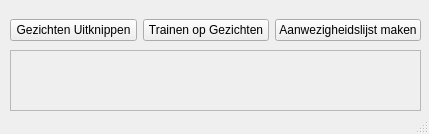
Before: the Qt Designer form Windows/MainWindow.ui in DaanDekoningKrekels/OOP_Project3_ModerneAanwezigheidslijst, drawn with Qt 5.
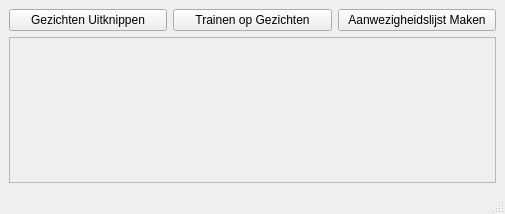
After: the same form once the commit is applied.

Commit message: Added comments, added more feedback in GUI Log area, added more validation of input

```diff
--- a/Windows/MainWindow.ui
+++ b/Windows/MainWindow.ui
@@ -6,8 +6,8 @@
    <rect>
     <x>0</x>
     <y>0</y>
-    <width>429</width>
-    <height>134</height>
+    <width>505</width>
+    <height>214</height>
    </rect>
   </property>
   <property name="cursor">
@@ -17,15 +17,13 @@
    <string>MainWindow</string>
   </property>
   <widget class="QWidget" name="centralwidget">
-   <widget class="QWidget" name="horizontalLayoutWidget">
-    <property name="geometry">
-     <rect>
-      <x>10</x>
-      <y>10</y>
-      <width>411</width>
-      <height>41</height>
-     </rect>
-    </property>
+   <layout class="QGridLayout" name="gridLayout_2">
+    <item row="0" column="0">
+     <layout class="QGridLayout" name="gridLayout">
+      <property name="sizeConstraint">
+       <enum>QLayout::SetDefaultConstraint</enum>
+      </property>
+      <item row="0" column="0">
     <layout class="QHBoxLayout" name="horizontalLayout">
      <item>
       <widget class="QPushButton" name="GezichtenUitknippen">
@@ -53,20 +51,25 @@
         <string>&lt;html&gt;&lt;head/&gt;&lt;body&gt;&lt;p&gt;Genereer een aanezigheislijst aan de hand van een fofo of duid de personen in een foto aan.&lt;/p&gt;&lt;/body&gt;&lt;/html&gt;</string>
        </property>
        <property name="text">
-        <string>Aanwezigheidslijst maken</string>
+           <string>Aanwezigheidslijst Maken</string>
        </property>
       </widget>
      </item>
     </layout>
-   </widget>
+      </item>
+      <item row="1" column="0">
    <widget class="QScrollArea" name="scrollArea">
-    <property name="geometry">
-     <rect>
-      <x>10</x>
-      <y>50</y>
-      <width>411</width>
-      <height>61</height>
-     </rect>
+        <property name="sizePolicy">
+         <sizepolicy hsizetype="Expanding" vsizetype="Expanding">
+          <horstretch>0</horstretch>
+          <verstretch>0</verstretch>
+         </sizepolicy>
+        </property>
+        <property name="minimumSize">
+         <size>
+          <width>0</width>
+          <height>0</height>
+         </size>
     </property>
     <property name="widgetResizable">
      <bool>true</bool>
@@ -76,12 +79,16 @@
       <rect>
        <x>0</x>
        <y>0</y>
-       <width>409</width>
-       <height>59</height>
+           <width>483</width>
+           <height>140</height>
       </rect>
      </property>
     </widget>
    </widget>
+      </item>
+     </layout>
+    </item>
+   </layout>
   </widget>
   <widget class="QStatusBar" name="statusbar"/>
   <action name="actionStartGezichtenUitknippen">
```
Left out of the diff: 1 changed line with no effect on the pictures. Lines whose indentation alone changed are shown as unchanged. The commit also changes 5 other files.
